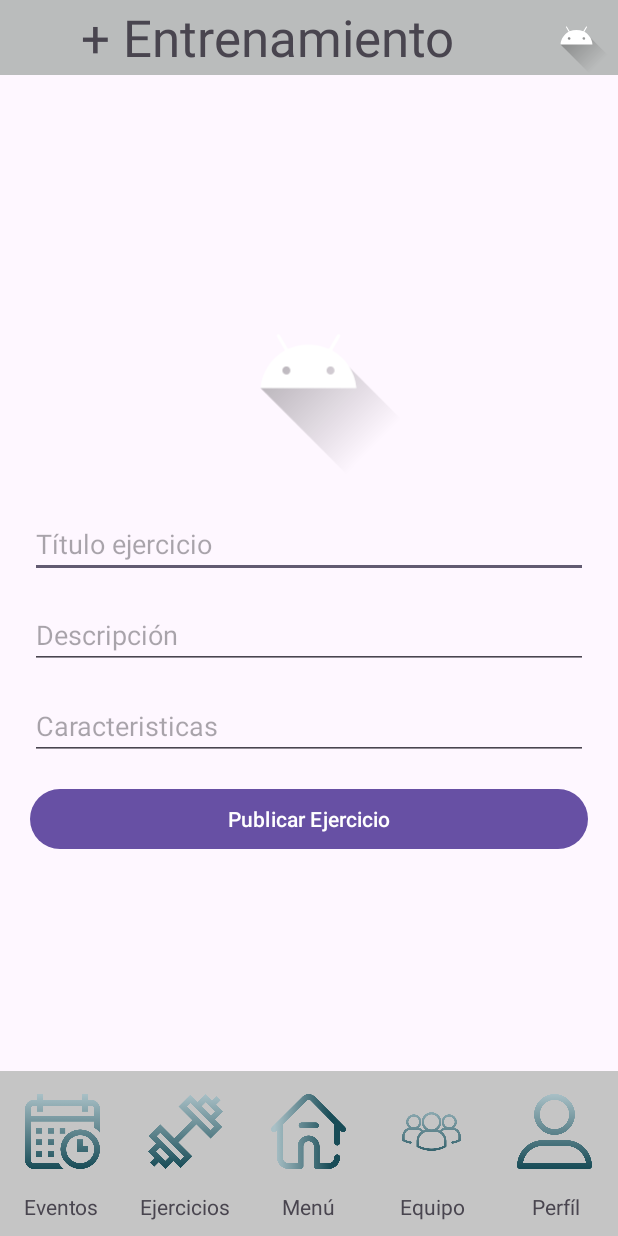
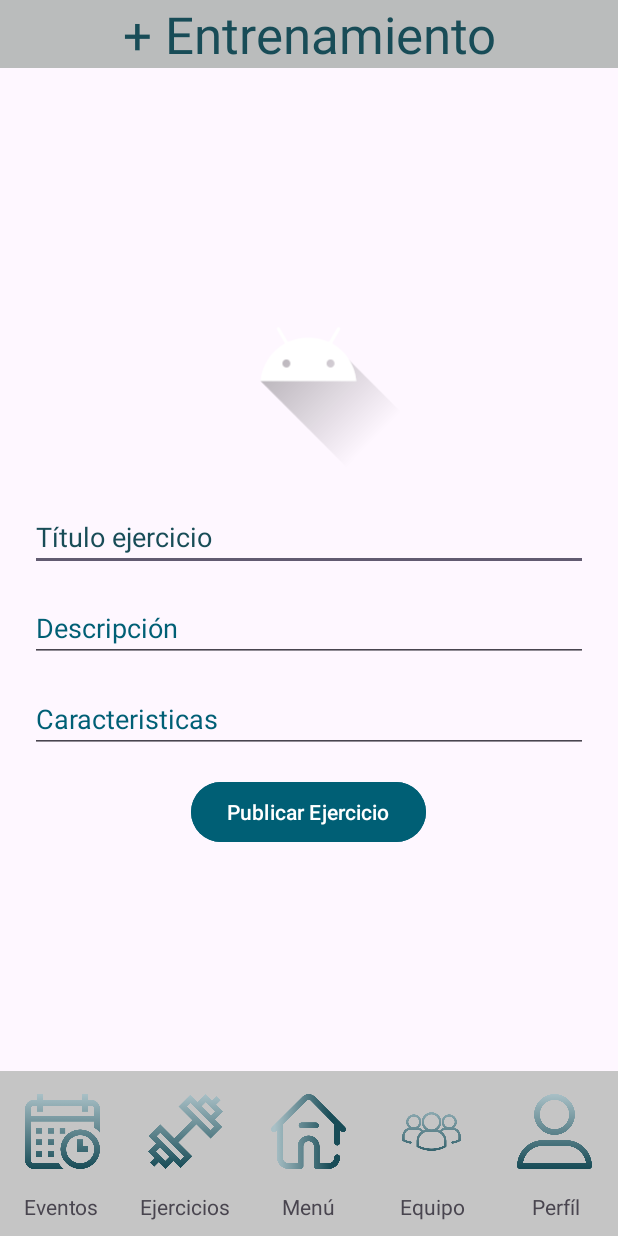
Before and after one commit to MaicolFlorez/T-Mate, an Android app: the screen it shows after launch (CreateTrainingActivity), on a phone screen of 412 x 824 dp. Run offline under Robolectric (Android 15) with nearby library versions, the phone set to English and light mode, and no system bars; our stand-ins replace Firebase (no records; nobody signed in at launch, a user with empty details on screens opened directly).

Commit message:
Avance David

```diff
--- a/app/src/main/res/layout/activity_create_training.xml
+++ b/app/src/main/res/layout/activity_create_training.xml
@@ -24,20 +24,15 @@
             android:layout_weight="1"
             android:gravity="center"
             android:text="+ Entrenamiento"
+            android:textColor="@color/fifth"
             android:textSize="34sp" />
-
-        <ImageView
-            android:id="@+id/img_logout"
-            android:layout_width="55dp"
-            android:layout_height="50dp"
-            android:layout_weight="0"
-            android:src="@drawable/ic_launcher_foreground" />
 
     </LinearLayout>
 
     <ScrollView
         android:layout_width="0dp"
         android:layout_height="0dp"
+        android:backgroundTint="@color/first"
         app:layout_constraintBottom_toTopOf="@+id/tableLayout2"
         app:layout_constraintEnd_toEndOf="parent"
         app:layout_constraintStart_toStartOf="parent"
@@ -48,6 +43,7 @@
             android:layout_width="match_parent"
             android:layout_height="wrap_content"
             android:layout_margin="20dp"
+            android:backgroundTint="@color/first"
             android:gravity="center_vertical"
             android:orientation="vertical">
 
@@ -73,7 +69,10 @@
                 android:layout_marginBottom="15dp"
                 android:ems="10"
                 android:hint="Título ejercicio"
-                android:inputType="text" />
+                android:inputType="text"
+                android:textColor="@color/fourth"
+                android:textColorHint="@color/fifth"
+                android:textColorLink="@color/fourth" />
 
             <EditText
                 android:id="@+id/ed_text_descripcion"
@@ -83,7 +82,8 @@
                 android:ems="10"
                 android:gravity="start|top"
                 android:hint="Descripción"
-                android:inputType="textMultiLine" />
+                android:inputType="textMultiLine"
+                android:textColorHint="@color/fourth" />
 
             <EditText
                 android:id="@+id/ed_text_caracteristicas"
@@ -93,12 +93,15 @@
                 android:ems="10"
                 android:gravity="start|top"
                 android:hint="Caracteristicas"
-                android:inputType="textMultiLine" />
+                android:inputType="textMultiLine"
+                android:textColorHint="@color/fourth" />
 
             <Button
                 android:id="@+id/btn_generate_event"
-                android:layout_width="match_parent"
+                android:layout_width="wrap_content"
                 android:layout_height="wrap_content"
+                android:layout_gravity="center"
+                android:backgroundTint="@color/fourth"
                 android:onClick="clickGuardarEjercicio"
                 android:text="Publicar Ejercicio" />
 
@@ -119,6 +122,7 @@
         <TableRow
             android:layout_width="match_parent"
             android:layout_height="wrap_content"
+            android:backgroundTint="#C4C4C4"
             android:gravity="center">
 
             <ImageView
--- a/app/src/main/res/layout/activity_main.xml
+++ b/app/src/main/res/layout/activity_main.xml
@@ -23,7 +23,7 @@
             android:layout_width="200dp"
             android:layout_height="200dp"
             android:layout_gravity="center"
-            android:src="@drawable/ic_launcher_foreground"
+            android:src="@drawable/iconoTmate"
             app:civ_border_color="#FF000000"
             app:civ_border_width="1dp" />
 
@@ -44,7 +44,7 @@
             android:layout_height="wrap_content"
             android:layout_gravity="center"
             android:layout_margin="15dp"
-            android:backgroundTint="#F69700"
+            android:backgroundTint="@color/fourth"
             android:gravity="center"
             android:text="Iniciar Sesión"
             android:textColor="#FFFFFF" />
@@ -55,7 +55,7 @@
             android:layout_height="wrap_content"
             android:layout_gravity="center"
             android:layout_margin="15dp"
-            android:backgroundTint="#F69700"
+            android:backgroundTint="@color/fourth"
             android:text="Registrarse"
             android:textColor="#FFFFFF" />
 
--- a/app/src/main/res/layout/popup_layout_unirse.xml
+++ b/app/src/main/res/layout/popup_layout_unirse.xml
@@ -28,6 +28,6 @@
         android:layout_width="match_parent"
         android:layout_height="wrap_content"
         android:layout_margin="15dp"
-        android:backgroundTint="#F12020"
+        android:backgroundTint="@color/fourth"
         android:text="Button" />
 </LinearLayout>
--- a/app/src/main/res/values/colors.xml
+++ b/app/src/main/res/values/colors.xml
@@ -7,4 +7,5 @@
     <color name="third">#8BB7B6</color>
     <color name="fourth">#005F75</color>
     <color name="fifth">#184C57</color>
+    <color name="gray">#C4C4C4</color>
 </resources>
--- a/app/src/main/res/values/themes.xml
+++ b/app/src/main/res/values/themes.xml
@@ -2,8 +2,7 @@
     <!-- Base application theme. -->
     <style name="Base.Theme.TMate" parent="Theme.Material3.DayNight.NoActionBar">
         <!-- Customize your light theme here. -->
-        <!-- <item name="colorPrimary">@color/my_light_primary</item> -->
+        <item name="colorPrimary">@color/fourth</item>
     </style>
-
     <style name="Theme.TMate" parent="Base.Theme.TMate" />
 </resources>
```
Also changed, not shown: app/src/main/res/layout/activity_create_event.xml (+6 -1 lines), app/src/main/res/layout/activity_login.xml (+11 -7 lines), app/src/main/res/layout/activity_profile.xml (+19 -4 lines), app/src/main/res/layout/activity_register.xml (+8 -1 lines), app/src/main/res/layout/activity_training_description.xml (+10 -4 lines), app/src/main/res/drawable/iconoTmate.png (added).
